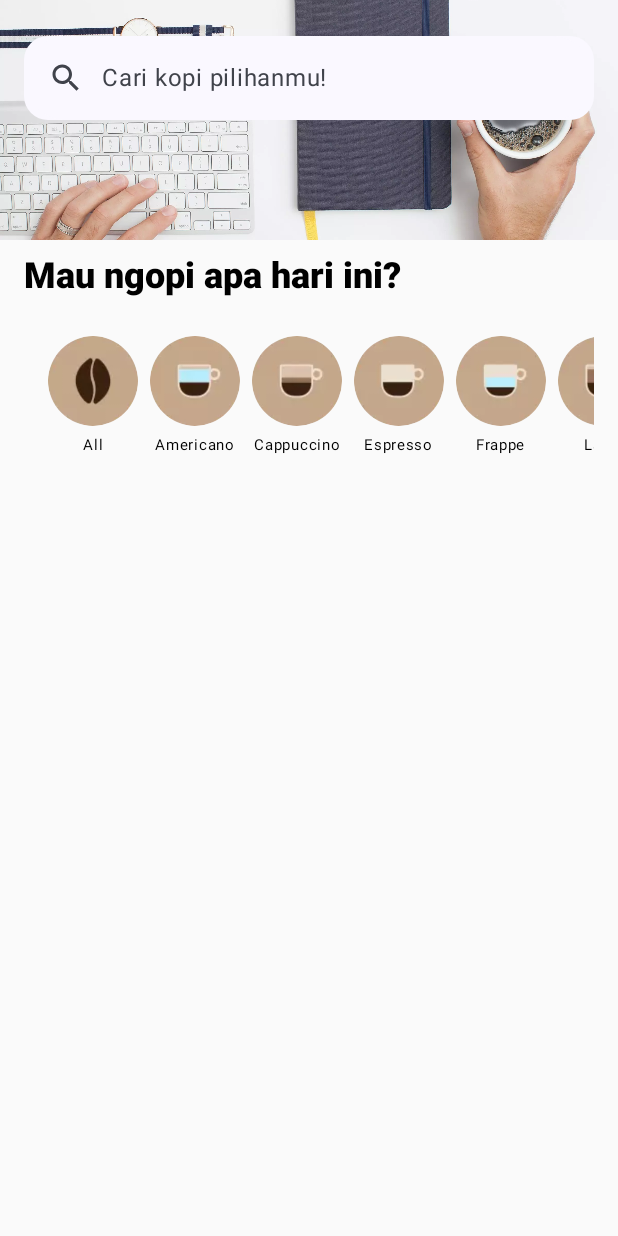
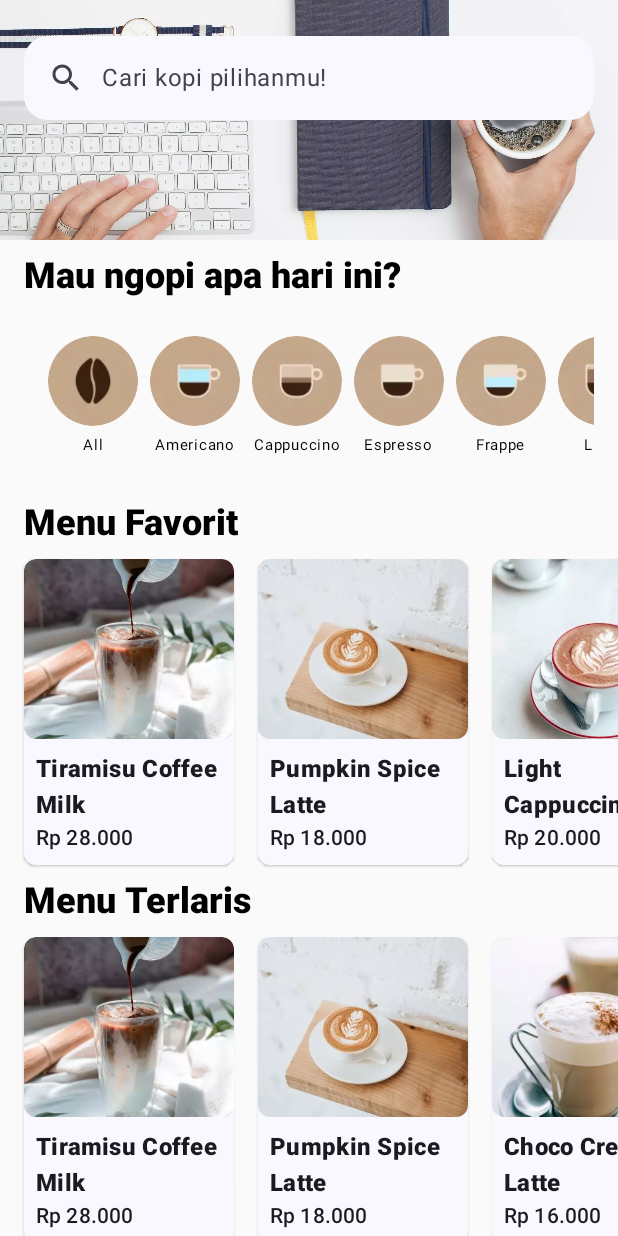
Before and after one commit to kisahtegar/JetpackComposeLabs, an Android app built with Jetpack Compose: the screen it shows after launch (MainActivity), on a phone screen of 412 x 824 dp. Run offline under Robolectric (Android 15) with nearby library versions, the phone set to English and light mode, and no system bars.

Commit message:
Create Menu.

```diff
--- a/app/src/main/java/com/kisahcode/jetpackcomposelabs/MainActivity.kt
+++ b/app/src/main/java/com/kisahcode/jetpackcomposelabs/MainActivity.kt
@@ -13,6 +13,8 @@ import androidx.compose.foundation.layout.height
 import androidx.compose.foundation.layout.padding
 import androidx.compose.foundation.lazy.LazyRow
 import androidx.compose.foundation.lazy.items
+import androidx.compose.foundation.rememberScrollState
+import androidx.compose.foundation.verticalScroll
 import androidx.compose.runtime.Composable
 import androidx.compose.ui.Modifier
 import androidx.compose.ui.layout.ContentScale
@@ -21,8 +23,12 @@ import androidx.compose.ui.res.stringResource
 import androidx.compose.ui.tooling.preview.Devices
 import androidx.compose.ui.tooling.preview.Preview
 import androidx.compose.ui.unit.dp
+import com.kisahcode.jetpackcomposelabs.model.Menu
+import com.kisahcode.jetpackcomposelabs.model.dummyBestSellerMenu
 import com.kisahcode.jetpackcomposelabs.model.dummyCategory
+import com.kisahcode.jetpackcomposelabs.model.dummyMenu
 import com.kisahcode.jetpackcomposelabs.ui.components.CategoryItem
+import com.kisahcode.jetpackcomposelabs.ui.components.MenuItem
 import com.kisahcode.jetpackcomposelabs.ui.components.Search
 import com.kisahcode.jetpackcomposelabs.ui.components.SectionText
 import com.kisahcode.jetpackcomposelabs.ui.theme.JetpackComposeLabsTheme
@@ -47,17 +53,24 @@ class MainActivity : ComponentActivity() {
 /**
  * JetCoffeeApp composable function displays the main content of the application.
  *
- * Currently, it contains a Column with a Banner composable, a SectionText composable, and a
- * CategoryRow composable.
+ * It includes a scrollable Column containing a Banner, sections for categories, favorite menus,
+ * and best seller menus. Each section is labeled with a title and contains a row of items.
  *
  * @param modifier Modifier to be applied to the Column.
  */
 @Composable
 fun JetCoffeeApp(modifier: Modifier = Modifier) {
-    Column {
+    Column(
+        modifier = modifier
+            .verticalScroll(rememberScrollState())
+    ) {
         Banner()
         SectionText(stringResource(R.string.section_category))
         CategoryRow()
+        SectionText(stringResource(R.string.section_favorite_menu))
+        MenuRow(dummyMenu)
+        SectionText(stringResource(R.string.section_best_seller_menu))
+        MenuRow(dummyBestSellerMenu)
     }
 }
 
@@ -106,6 +119,32 @@ fun CategoryRow(modifier: Modifier = Modifier) {
     }
 }
 
+/**
+ * MenuRow composable function displays a row of menu items.
+ *
+ * The row is horizontally scrollable and displays menu items with a specified spacing between them.
+ *
+ * @param listMenu List of Menu items to be displayed in the row.
+ * @param modifier Modifier to be applied to the LazyRow.
+ */
+@Composable
+fun MenuRow(
+    listMenu: List<Menu>,
+    modifier: Modifier = Modifier,
+) {
+    LazyRow(
+        horizontalArrangement = Arrangement.spacedBy(16.dp),
+        contentPadding = PaddingValues(horizontal = 16.dp),
+        modifier = modifier,
+    ) {
+        items(
+            listMenu,
+            key = {it.title}
+        ) { menu ->
+            MenuItem(menu)
+        }
+    }
+}
 
 /**
  * BannerPreview provides a preview of the Banner composable.
@@ -136,6 +175,20 @@ fun CategoryRowPreview() {
 }
 
 /**
+ * MenuRowPreview provides a preview of the MenuRow composable.
+ *
+ * This preview is useful for seeing how the MenuRow composable looks in different configurations
+ * in Android Studio.
+ */
+@Composable
+@Preview(showBackground = true)
+fun MenuRowPreview() {
+    JetpackComposeLabsTheme {
+        MenuRow(dummyMenu)
+    }
+}
+
+/**
  * JetCoffeeAppPreview provides a preview of the JetCoffeeApp composable.
  *
  * This preview is useful for seeing how the JetCoffeeApp composable looks in different configurations
--- /dev/null
+++ b/app/src/main/java/com/kisahcode/jetpackcomposelabs/ui/components/MenuItem.kt
@@ -0,0 +1,92 @@
+package com.kisahcode.jetpackcomposelabs.ui.components
+
+import androidx.compose.foundation.Image
+import androidx.compose.foundation.layout.Column
+import androidx.compose.foundation.layout.fillMaxWidth
+import androidx.compose.foundation.layout.height
+import androidx.compose.foundation.layout.padding
+import androidx.compose.foundation.layout.width
+import androidx.compose.foundation.shape.RoundedCornerShape
+import androidx.compose.material3.CardDefaults
+import androidx.compose.material3.ElevatedCard
+import androidx.compose.material3.MaterialTheme
+import androidx.compose.material3.Text
+import androidx.compose.runtime.Composable
+import androidx.compose.ui.Modifier
+import androidx.compose.ui.draw.clip
+import androidx.compose.ui.layout.ContentScale
+import androidx.compose.ui.res.painterResource
+import androidx.compose.ui.text.font.FontWeight
+import androidx.compose.ui.text.style.TextOverflow
+import androidx.compose.ui.tooling.preview.Preview
+import androidx.compose.ui.unit.dp
+import com.kisahcode.jetpackcomposelabs.R
+import com.kisahcode.jetpackcomposelabs.model.Menu
+import com.kisahcode.jetpackcomposelabs.ui.theme.JetpackComposeLabsTheme
+
+/**
+ * MenuItem composable function displays a menu item card.
+ *
+ * The card includes an image of the menu item, its title, and its price. The image is clipped to
+ * a rounded corner shape. The title is shown in bold with a maximum of 2 lines, and the price is
+ * shown below the title.
+ *
+ * @param menu The menu item to be displayed.
+ * @param modifier Modifier to be applied to the card.
+ */
+@Composable
+fun MenuItem(
+    menu: Menu,
+    modifier: Modifier = Modifier,
+) {
+    ElevatedCard(
+        modifier = modifier.width(140.dp),
+        shape = RoundedCornerShape(8.dp),
+        colors = CardDefaults.cardColors(
+            containerColor = MaterialTheme.colorScheme.background,
+        ),
+    ) {
+        Column {
+            Image(
+                painter = painterResource(menu.image),
+                contentDescription = null,
+                contentScale = ContentScale.Crop,
+                modifier = Modifier
+                    .fillMaxWidth()
+                    .height(120.dp)
+                    .clip(RoundedCornerShape(8.dp))
+            )
+            Column(modifier = Modifier.padding(8.dp)) {
+                Text(
+                    text = menu.title,
+                    maxLines = 2,
+                    overflow = TextOverflow.Ellipsis,
+                    style = MaterialTheme.typography.titleMedium.copy(
+                        fontWeight = FontWeight.ExtraBold
+                    ),
+                )
+                Text(
+                    text = menu.price,
+                    style = MaterialTheme.typography.titleSmall,
+                )
+            }
+        }
+    }
+}
+
+/**
+ * MenuItemPreview composable function provides a preview of the MenuItem composable.
+ *
+ * This function is used for development purposes to display a preview of the MenuItem
+ * within the JetpackComposeLabsTheme. It helps in visualizing the MenuItem layout and design.
+ */
+@Composable
+@Preview(showBackground = true)
+fun MenuItemPreview() {
+    JetpackComposeLabsTheme {
+        MenuItem(
+            menu = Menu(R.drawable.menu2, "Hot Pumpkin Spice Latte Premium", "Rp 18.000"),
+            modifier = Modifier.padding(8.dp)
+        )
+    }
+}
```
